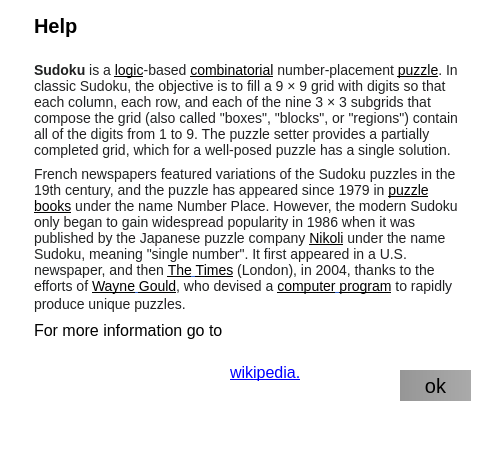
First picture: the form in PyLearnGUISudocu/helpMy.ui, repository MSaberian/PyLearnGUI, before the edit.
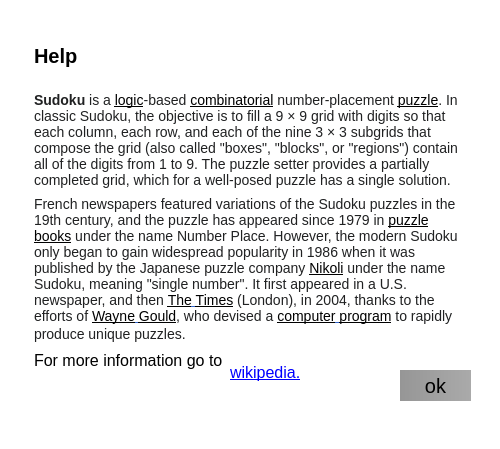
Second picture: the form after the edit. Icons and pictures are not drawn.

Patch:
```diff
--- a/PyLearnGUISudocu/helpMy.ui
+++ b/PyLearnGUISudocu/helpMy.ui
@@ -46,7 +46,7 @@
     <property name="geometry">
      <rect>
       <x>30</x>
-      <y>10</y>
+      <y>40</y>
       <width>441</width>
       <height>401</height>
      </rect>
```
